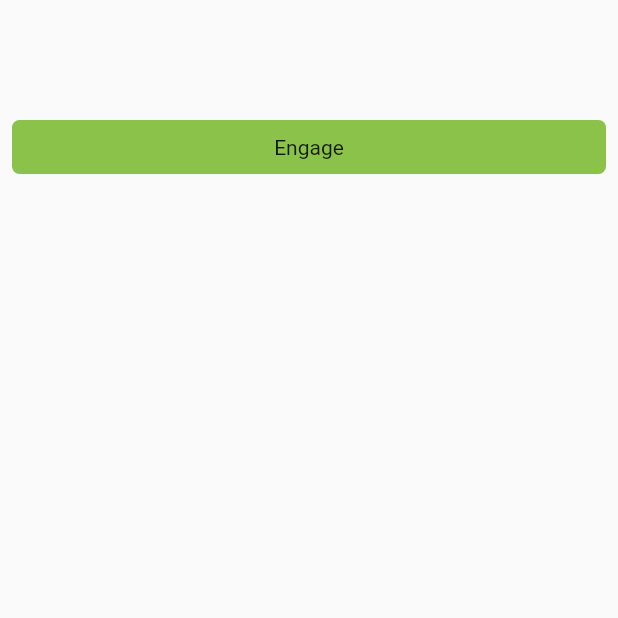
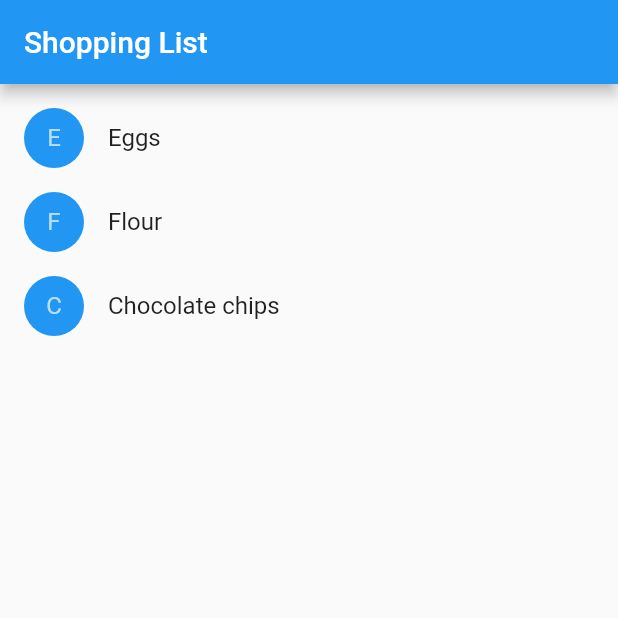
Before and after one commit to xurui1995/flutter_practice, a Flutter app: the screen it shows after launch, on a phone screen of 412 x 824 dp, the top half of it. Run offline on Flutter 3.47's test engine with Material 2 defaults, Android fonts, the phone set to English and light mode, and no system bars.

Commit message:
add ShoppingList

```diff
--- a/lib/main.dart
+++ b/lib/main.dart
@@ -72,8 +72,18 @@ Lake Oeschinen lies at the foot of the Blüemlisalp in the Bernese Alps. Situate
         ''',
           softWrap: true,
         ));
+    return new MaterialApp(
+      title: "Shopping APP",
+      home: new ShoppingList(
+        products: [
+          new Product(name:"Eggs"),
+          new Product(name:"Flour"),
+          new Product(name:"Chocolate chips"),
+        ],
+      ),
+    );
 
-    return new MaterialApp(
+/*    return new MaterialApp(
       title: "hello world",
       home: new Scaffold(
         body: new Container(
@@ -81,7 +91,7 @@ Lake Oeschinen lies at the foot of the Blüemlisalp in the Bernese Alps. Situate
             child: new MyButton(),
         ),
       ),
-    );
+    );*/
  /*     return new MaterialApp(
         title: "hello world",
         home: new TutorialHome(),
--- a/lib/test.dart
+++ b/lib/test.dart
@@ -195,5 +195,88 @@ class MyButton extends StatelessWidget {
       ),
     );
   }
+}
 
+class Product {
+  final String name;
+  const Product ({this.name});
 }
+
+typedef void CartChangeCallback(Product product, bool inCart);
+
+class ShoppingListItem extends StatelessWidget {
+  ShoppingListItem({Product product, this.inCart, this.onCartChanged})
+      : product = product,
+        super(key: new ObjectKey(product));
+  final Product product;
+  final bool inCart;
+  final CartChangeCallback onCartChanged;
+
+  Color _getColor(BuildContext context) {
+    return inCart ? Colors.black54 : Theme.of(context).primaryColor;
+  }
+
+  TextStyle _getTextStyle(BuildContext context) {
+    if (!inCart) return null;
+
+    return new TextStyle(
+      color: Colors.black54,
+      decoration: TextDecoration.lineThrough,
+    );
+  }
+
+  @override
+  Widget build(BuildContext context) {
+    return new ListTile(
+      onTap: (){
+        onCartChanged(product, !inCart);
+      },
+      leading: new CircleAvatar(
+        backgroundColor: _getColor(context),
+        child: new Text(product.name[0]),
+      ),
+      title: new Text(product.name, style: _getTextStyle(context),),
+    );
+  }
+}
+
+class ShoppingList extends StatefulWidget {
+  final List<Product> products;
+
+  ShoppingList({Key key, this.products}) : super(key: key);
+  @override
+  State<StatefulWidget> createState() {
+    return new  ShoppingListState();
+  }
+}
+
+class ShoppingListState extends State<ShoppingList> {
+  Set<Product> _shoppingCart = new Set<Product>();
+  void _handleCartChanged(Product product, bool inCart) {
+    setState((){
+      if(inCart)
+        _shoppingCart.add(product);
+      else
+        _shoppingCart.remove(product);
+    });
+  }
+
+  @override
+  Widget build(BuildContext context) {
+    return new Scaffold(
+      appBar: new AppBar(
+        title: new Text("Shopping List"),
+      ),
+      body: new ListView(
+        padding: new EdgeInsets.symmetric(vertical: 8.0),
+        children: widget.products.map((Product product){
+          return new ShoppingListItem(
+            product: product,
+            inCart: _shoppingCart.contains(product),
+            onCartChanged: _handleCartChanged,
+          );
+        }).toList(),
+      ),
+    );
+  }
+}
```
